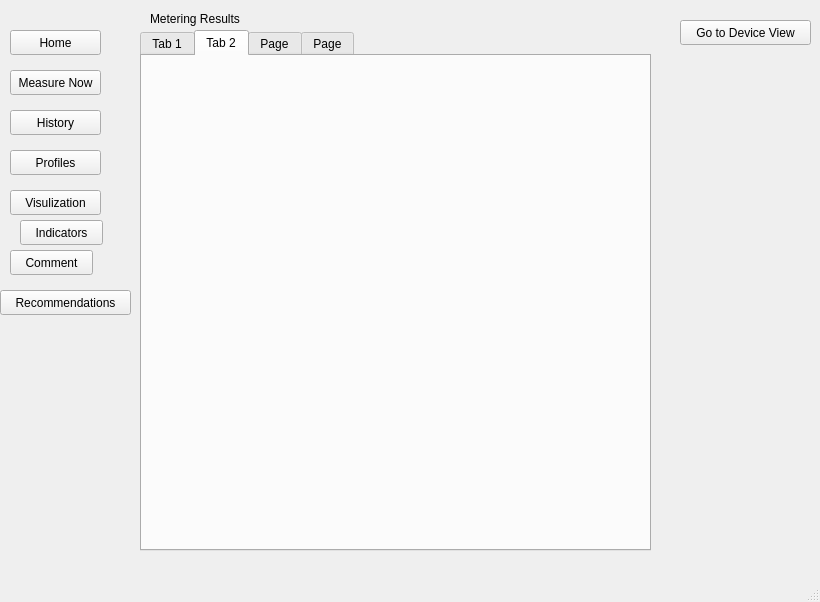
This is RaDoTechSimulation/RaDoTechSimulation/mainwindow.ui in abdelshafei/Team26RaDoTechSimulation as Qt 5 draws it before an edit. The edited form follows.
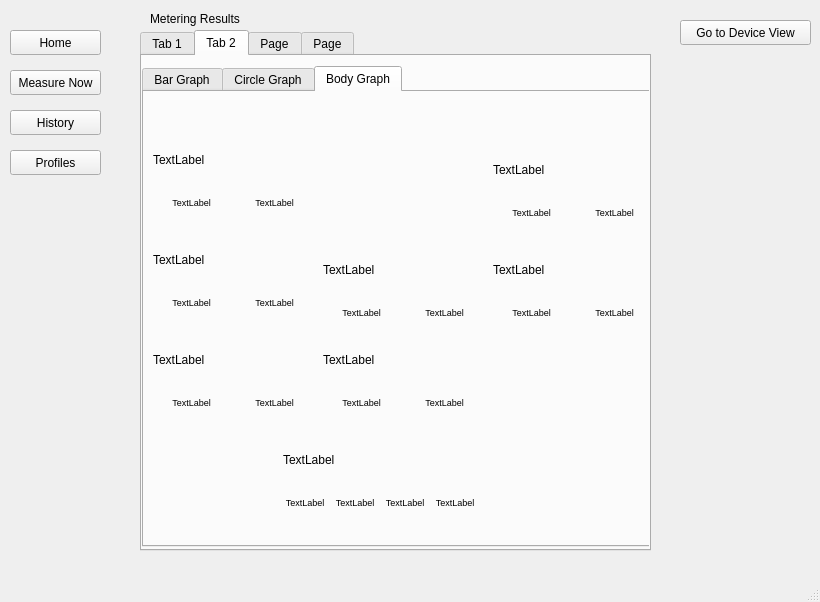
This is the edited form. The open tabs and pages were chosen to show the change.

Diff of the .ui file:
```diff
--- a/RaDoTechSimulation/RaDoTechSimulation/mainwindow.ui
+++ b/RaDoTechSimulation/RaDoTechSimulation/mainwindow.ui
@@ -1495,6 +1495,656 @@
          <attribute name="title">
           <string>Tab 2</string>
          </attribute>
+         <widget class="QTabWidget" name="ChartsTabWidget">
+          <property name="geometry">
+           <rect>
+            <x>0</x>
+            <y>10</y>
+            <width>521</width>
+            <height>481</height>
+           </rect>
+          </property>
+          <property name="currentIndex">
+           <number>0</number>
+          </property>
+          <widget class="QWidget" name="BarChart">
+           <attribute name="title">
+            <string>Bar Graph</string>
+           </attribute>
+           <widget class="QWidget" name="ChartWidget" native="true">
+            <property name="geometry">
+             <rect>
+              <x>0</x>
+              <y>0</y>
+              <width>531</width>
+              <height>491</height>
+             </rect>
+            </property>
+           </widget>
+          </widget>
+          <widget class="QWidget" name="CircleChart">
+           <attribute name="title">
+            <string>Circle Graph</string>
+           </attribute>
+           <widget class="QWidget" name="CircleChartWidget" native="true">
+            <property name="geometry">
+             <rect>
+              <x>0</x>
+              <y>0</y>
+              <width>521</width>
+              <height>451</height>
+             </rect>
+            </property>
+           </widget>
+          </widget>
+          <widget class="QWidget" name="BodyChart">
+           <attribute name="title">
+            <string>Body Graph</string>
+           </attribute>
+           <widget class="QWidget" name="BodyChartWidget" native="true">
+            <property name="geometry">
+             <rect>
+              <x>-1</x>
+              <y>-1</y>
+              <width>521</width>
+              <height>451</height>
+             </rect>
+            </property>
+            <widget class="QLabel" name="BodyLabel">
+             <property name="geometry">
+              <rect>
+               <x>0</x>
+               <y>10</y>
+               <width>521</width>
+               <height>441</height>
+              </rect>
+             </property>
+             <property name="text">
+              <string/>
+             </property>
+            </widget>
+            <widget class="QWidget" name="gridLayoutWidget">
+             <property name="geometry">
+              <rect>
+               <x>180</x>
+               <y>40</y>
+               <width>151</width>
+               <height>111</height>
+              </rect>
+             </property>
+             <layout class="QGridLayout" name="Lungs">
+              <property name="horizontalSpacing">
+               <number>6</number>
+              </property>
+              <property name="verticalSpacing">
+               <number>1</number>
+              </property>
+              <item row="1" column="1">
+               <widget class="QLabel" name="rightLungStatus">
+                <property name="font">
+                 <font>
+                  <pointsize>7</pointsize>
+                 </font>
+                </property>
+                <property name="text">
+                 <string/>
+                </property>
+                <property name="alignment">
+                 <set>Qt::AlignCenter</set>
+                </property>
+                <property name="wordWrap">
+                 <bool>true</bool>
+                </property>
+               </widget>
+              </item>
+              <item row="1" column="0">
+               <widget class="QLabel" name="leftLungStatus">
+                <property name="font">
+                 <font>
+                  <pointsize>7</pointsize>
+                 </font>
+                </property>
+                <property name="text">
+                 <string/>
+                </property>
+                <property name="alignment">
+                 <set>Qt::AlignCenter</set>
+                </property>
+                <property name="wordWrap">
+                 <bool>true</bool>
+                </property>
+               </widget>
+              </item>
+              <item row="0" column="0">
+               <widget class="QLabel" name="leftLungLabel">
+                <property name="text">
+                 <string/>
+                </property>
+               </widget>
+              </item>
+              <item row="0" column="1">
+               <widget class="QLabel" name="rightLungLabel">
+                <property name="text">
+                 <string/>
+                </property>
+               </widget>
+              </item>
+             </layout>
+            </widget>
+            <widget class="QWidget" name="verticalLayoutWidget_4">
+             <property name="geometry">
+              <rect>
+               <x>10</x>
+               <y>50</y>
+               <width>160</width>
+               <height>80</height>
+              </rect>
+             </property>
+             <layout class="QVBoxLayout" name="Heart">
+              <item>
+               <widget class="QLabel" name="heartLabel">
+                <property name="text">
+                 <string>TextLabel</string>
+                </property>
+               </widget>
+              </item>
+              <item>
+               <layout class="QHBoxLayout" name="horizontalLayout_2">
+                <item>
+                 <widget class="QLabel" name="rightHeartStatus">
+                  <property name="font">
+                   <font>
+                    <pointsize>7</pointsize>
+                   </font>
+                  </property>
+                  <property name="text">
+                   <string>TextLabel</string>
+                  </property>
+                  <property name="alignment">
+                   <set>Qt::AlignCenter</set>
+                  </property>
+                  <property name="wordWrap">
+                   <bool>true</bool>
+                  </property>
+                 </widget>
+                </item>
+                <item>
+                 <widget class="QLabel" name="leftHeartStatus">
+                  <property name="font">
+                   <font>
+                    <pointsize>7</pointsize>
+                   </font>
+                  </property>
+                  <property name="text">
+                   <string>TextLabel</string>
+                  </property>
+                  <property name="alignment">
+                   <set>Qt::AlignCenter</set>
+                  </property>
+                  <property name="wordWrap">
+                   <bool>true</bool>
+                  </property>
+                 </widget>
+                </item>
+               </layout>
+              </item>
+             </layout>
+            </widget>
+            <widget class="QWidget" name="verticalLayoutWidget_5">
+             <property name="geometry">
+              <rect>
+               <x>350</x>
+               <y>60</y>
+               <width>160</width>
+               <height>80</height>
+              </rect>
+             </property>
+             <layout class="QVBoxLayout" name="veins">
+              <item>
+               <widget class="QLabel" name="veinsLabel">
+                <property name="text">
+                 <string>TextLabel</string>
+                </property>
+               </widget>
+              </item>
+              <item>
+               <layout class="QHBoxLayout" name="horizontalLayout_3">
+                <item>
+                 <widget class="QLabel" name="rightVeinsStatus">
+                  <property name="font">
+                   <font>
+                    <pointsize>7</pointsize>
+                   </font>
+                  </property>
+                  <property name="text">
+                   <string>TextLabel</string>
+                  </property>
+                  <property name="alignment">
+                   <set>Qt::AlignCenter</set>
+                  </property>
+                  <property name="wordWrap">
+                   <bool>true</bool>
+                  </property>
+                 </widget>
+                </item>
+                <item>
+                 <widget class="QLabel" name="leftVeinsStatus">
+                  <property name="font">
+                   <font>
+                    <pointsize>7</pointsize>
+                   </font>
+                  </property>
+                  <property name="layoutDirection">
+                   <enum>Qt::LeftToRight</enum>
+                  </property>
+                  <property name="text">
+                   <string>TextLabel</string>
+                  </property>
+                  <property name="alignment">
+                   <set>Qt::AlignCenter</set>
+                  </property>
+                  <property name="wordWrap">
+                   <bool>true</bool>
+                  </property>
+                 </widget>
+                </item>
+               </layout>
+              </item>
+             </layout>
+            </widget>
+            <widget class="QWidget" name="verticalLayoutWidget_6">
+             <property name="geometry">
+              <rect>
+               <x>10</x>
+               <y>150</y>
+               <width>160</width>
+               <height>80</height>
+              </rect>
+             </property>
+             <layout class="QVBoxLayout" name="verticalLayout_4">
+              <item>
+               <widget class="QLabel" name="liverLabel">
+                <property name="text">
+                 <string>TextLabel</string>
+                </property>
+               </widget>
+              </item>
+              <item>
+               <layout class="QHBoxLayout" name="horizontalLayout_4">
+                <item>
+                 <widget class="QLabel" name="rightLiverStatus">
+                  <property name="font">
+                   <font>
+                    <pointsize>7</pointsize>
+                   </font>
+                  </property>
+                  <property name="text">
+                   <string>TextLabel</string>
+                  </property>
+                  <property name="alignment">
+                   <set>Qt::AlignCenter</set>
+                  </property>
+                  <property name="wordWrap">
+                   <bool>true</bool>
+                  </property>
+                 </widget>
+                </item>
+                <item>
+                 <widget class="QLabel" name="leftLiverStatus">
+                  <property name="font">
+                   <font>
+                    <pointsize>7</pointsize>
+                   </font>
+                  </property>
+                  <property name="text">
+                   <string>TextLabel</string>
+                  </property>
+                  <property name="alignment">
+                   <set>Qt::AlignCenter</set>
+                  </property>
+                  <property name="wordWrap">
+                   <bool>true</bool>
+                  </property>
+                 </widget>
+                </item>
+               </layout>
+              </item>
+             </layout>
+            </widget>
+            <widget class="QWidget" name="verticalLayoutWidget_7">
+             <property name="geometry">
+              <rect>
+               <x>180</x>
+               <y>160</y>
+               <width>160</width>
+               <height>80</height>
+              </rect>
+             </property>
+             <layout class="QVBoxLayout" name="verticalLayout_5">
+              <item>
+               <widget class="QLabel" name="stomachLabel">
+                <property name="text">
+                 <string>TextLabel</string>
+                </property>
+               </widget>
+              </item>
+              <item>
+               <layout class="QHBoxLayout" name="horizontalLayout_5">
+                <item>
+                 <widget class="QLabel" name="rightStomachStatus">
+                  <property name="font">
+                   <font>
+                    <pointsize>7</pointsize>
+                   </font>
+                  </property>
+                  <property name="text">
+                   <string>TextLabel</string>
+                  </property>
+                  <property name="alignment">
+                   <set>Qt::AlignCenter</set>
+                  </property>
+                  <property name="wordWrap">
+                   <bool>true</bool>
+                  </property>
+                 </widget>
+                </item>
+                <item>
+                 <widget class="QLabel" name="leftStomachStatus">
+                  <property name="font">
+                   <font>
+                    <pointsize>7</pointsize>
+                   </font>
+                  </property>
+                  <property name="text">
+                   <string>TextLabel</string>
+                  </property>
+                  <property name="alignment">
+                   <set>Qt::AlignCenter</set>
+                  </property>
+                  <property name="wordWrap">
+                   <bool>true</bool>
+                  </property>
+                 </widget>
+                </item>
+               </layout>
+              </item>
+             </layout>
+            </widget>
+            <widget class="QWidget" name="verticalLayoutWidget_8">
+             <property name="geometry">
+              <rect>
+               <x>350</x>
+               <y>160</y>
+               <width>160</width>
+               <height>80</height>
+              </rect>
+             </property>
+             <layout class="QVBoxLayout" name="verticalLayout_6">
+              <item>
+               <widget class="QLabel" name="gallbladderLabel">
+                <property name="text">
+                 <string>TextLabel</string>
+                </property>
+               </widget>
+              </item>
+              <item>
+               <layout class="QHBoxLayout" name="horizontalLayout_6">
+                <item>
+                 <widget class="QLabel" name="rightGallbladderStatus">
+                  <property name="font">
+                   <font>
+                    <pointsize>7</pointsize>
+                   </font>
+                  </property>
+                  <property name="text">
+                   <string>TextLabel</string>
+                  </property>
+                  <property name="alignment">
+                   <set>Qt::AlignCenter</set>
+                  </property>
+                  <property name="wordWrap">
+                   <bool>true</bool>
+                  </property>
+                 </widget>
+                </item>
+                <item>
+                 <widget class="QLabel" name="leftGallbladderStatus">
+                  <property name="font">
+                   <font>
+                    <pointsize>7</pointsize>
+                   </font>
+                  </property>
+                  <property name="text">
+                   <string>TextLabel</string>
+                  </property>
+                  <property name="alignment">
+                   <set>Qt::AlignCenter</set>
+                  </property>
+                  <property name="wordWrap">
+                   <bool>true</bool>
+                  </property>
+                 </widget>
+                </item>
+               </layout>
+              </item>
+             </layout>
+            </widget>
+            <widget class="QWidget" name="verticalLayoutWidget_9">
+             <property name="geometry">
+              <rect>
+               <x>10</x>
+               <y>250</y>
+               <width>160</width>
+               <height>80</height>
+              </rect>
+             </property>
+             <layout class="QVBoxLayout" name="verticalLayout_7">
+              <item>
+               <widget class="QLabel" name="kidneyLabel">
+                <property name="text">
+                 <string>TextLabel</string>
+                </property>
+               </widget>
+              </item>
+              <item>
+               <layout class="QHBoxLayout" name="horizontalLayout_7">
+                <item>
+                 <widget class="QLabel" name="leftKidneyStatus">
+                  <property name="font">
+                   <font>
+                    <pointsize>7</pointsize>
+                   </font>
+                  </property>
+                  <property name="text">
+                   <string>TextLabel</string>
+                  </property>
+                  <property name="alignment">
+                   <set>Qt::AlignCenter</set>
+                  </property>
+                  <property name="wordWrap">
+                   <bool>true</bool>
+                  </property>
+                 </widget>
+                </item>
+                <item>
+                 <widget class="QLabel" name="rightKidneyStatus">
+                  <property name="font">
+                   <font>
+                    <pointsize>7</pointsize>
+                   </font>
+                  </property>
+                  <property name="text">
+                   <string>TextLabel</string>
+                  </property>
+                  <property name="alignment">
+                   <set>Qt::AlignCenter</set>
+                  </property>
+                  <property name="wordWrap">
+                   <bool>true</bool>
+                  </property>
+                 </widget>
+                </item>
+               </layout>
+              </item>
+             </layout>
+            </widget>
+            <widget class="QWidget" name="verticalLayoutWidget_10">
+             <property name="geometry">
+              <rect>
+               <x>180</x>
+               <y>250</y>
+               <width>160</width>
+               <height>80</height>
+              </rect>
+             </property>
+             <layout class="QVBoxLayout" name="verticalLayout_8">
+              <item>
+               <widget class="QLabel" name="bladderLabel">
+                <property name="text">
+                 <string>TextLabel</string>
+                </property>
+               </widget>
+              </item>
+              <item>
+               <layout class="QHBoxLayout" name="horizontalLayout_8">
+                <item>
+                 <widget class="QLabel" name="rightBladderStatus">
+                  <property name="font">
+                   <font>
+                    <pointsize>7</pointsize>
+                   </font>
+                  </property>
+                  <property name="text">
+                   <string>TextLabel</string>
+                  </property>
+                  <property name="alignment">
+                   <set>Qt::AlignCenter</set>
+                  </property>
+                  <property name="wordWrap">
+                   <bool>true</bool>
+                  </property>
+                 </widget>
+                </item>
+                <item>
+                 <widget class="QLabel" name="leftBladderStatus">
+                  <property name="font">
+                   <font>
+                    <pointsize>7</pointsize>
+                   </font>
+                  </property>
+                  <property name="text">
+                   <string>TextLabel</string>
+                  </property>
+                  <property name="alignment">
+                   <set>Qt::AlignCenter</set>
+                  </property>
+                  <property name="wordWrap">
+                   <bool>true</bool>
+                  </property>
+                 </widget>
+                </item>
+               </layout>
+              </item>
+             </layout>
+            </widget>
+            <widget class="QWidget" name="verticalLayoutWidget_11">
+             <property name="geometry">
+              <rect>
+               <x>140</x>
+               <y>350</y>
+               <width>194</width>
+               <height>80</height>
+              </rect>
+             </property>
+             <layout class="QVBoxLayout" name="verticalLayout_9">
+              <item>
+               <widget class="QLabel" name="intestineLabel">
+                <property name="text">
+                 <string>TextLabel</string>
+                </property>
+               </widget>
+              </item>
+              <item>
+               <layout class="QHBoxLayout" name="horizontalLayout_9">
+                <item>
+                 <widget class="QLabel" name="rightSmallIntestineStatus">
+                  <property name="font">
+                   <font>
+                    <pointsize>7</pointsize>
+                   </font>
+                  </property>
+                  <property name="text">
+                   <string>TextLabel</string>
+                  </property>
+                  <property name="alignment">
+                   <set>Qt::AlignCenter</set>
+                  </property>
+                  <property name="wordWrap">
+                   <bool>true</bool>
+                  </property>
+                 </widget>
+                </item>
+                <item>
+                 <widget class="QLabel" name="leftSmallIntestineStatus">
+                  <property name="font">
+                   <font>
+                    <pointsize>7</pointsize>
+                   </font>
+                  </property>
+                  <property name="text">
+                   <string>TextLabel</string>
+                  </property>
+                  <property name="alignment">
+                   <set>Qt::AlignCenter</set>
+                  </property>
+                  <property name="wordWrap">
+                   <bool>true</bool>
+                  </property>
+                 </widget>
+                </item>
+                <item>
+                 <widget class="QLabel" name="rightLargeIntestineStatus">
+                  <property name="font">
+                   <font>
+                    <pointsize>7</pointsize>
+                   </font>
+                  </property>
+                  <property name="text">
+                   <string>TextLabel</string>
+                  </property>
+                  <property name="alignment">
+                   <set>Qt::AlignCenter</set>
+                  </property>
+                  <property name="wordWrap">
+                   <bool>true</bool>
+                  </property>
+                 </widget>
+                </item>
+                <item>
+                 <widget class="QLabel" name="leftLargeIntestineStatus">
+                  <property name="font">
+                   <font>
+                    <pointsize>7</pointsize>
+                   </font>
+                  </property>
+                  <property name="text">
+                   <string>TextLabel</string>
+                  </property>
+                  <property name="alignment">
+                   <set>Qt::AlignCenter</set>
+                  </property>
+                  <property name="wordWrap">
+                   <bool>true</bool>
+                  </property>
+                 </widget>
+                </item>
+               </layout>
+              </item>
+             </layout>
+            </widget>
+           </widget>
+          </widget>
+         </widget>
         </widget>
         <widget class="QWidget" name="Comments">
          <attribute name="title">
@@ -1681,58 +2331,6 @@
        <string>Profiles</string>
       </property>
      </widget>
-     <widget class="QPushButton" name="VisulizationPageButton">
-      <property name="geometry">
-       <rect>
-        <x>10</x>
-        <y>190</y>
-        <width>91</width>
-        <height>25</height>
-       </rect>
-      </property>
-      <property name="text">
-       <string>Visulization</string>
-      </property>
-     </widget>
-     <widget class="QPushButton" name="IndicatorButton">
-      <property name="geometry">
-       <rect>
-        <x>20</x>
-        <y>220</y>
-        <width>83</width>
-        <height>25</height>
-       </rect>
-      </property>
-      <property name="text">
-       <string>Indicators</string>
-      </property>
-     </widget>
-     <widget class="QPushButton" name="CommentsButton">
-      <property name="geometry">
-       <rect>
-        <x>10</x>
-        <y>250</y>
-        <width>83</width>
-        <height>25</height>
-       </rect>
-      </property>
-      <property name="text">
-       <string>Comment</string>
-      </property>
-     </widget>
-     <widget class="QPushButton" name="RecommendationsButton">
-      <property name="geometry">
-       <rect>
-        <x>0</x>
-        <y>290</y>
-        <width>131</width>
-        <height>25</height>
-       </rect>
-      </property>
-      <property name="text">
-       <string>Recommendations</string>
-      </property>
-     </widget>
     </widget>
     <widget class="QWidget" name="AppStartPage">
      <widget class="QLabel" name="TitleLabel">
```
